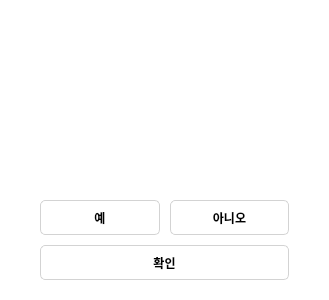
Qt form UI/DialogWarning.ui (song030/CropFairy) before a commit.
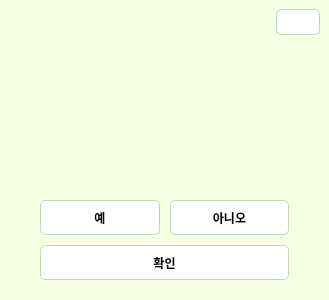
The same form after that commit. Icons and pictures are not drawn.

Patch:
```diff
--- a/UI/DialogWarning.ui
+++ b/UI/DialogWarning.ui
@@ -23,7 +23,16 @@
    <string>Warning</string>
   </property>
   <property name="styleSheet">
-   <string notr="true">background-color:white;</string>
+   <string notr="true">QWidget{
+background-color:rgb(247, 255, 229);
+}
+
+QPushButton{
+background-color:white;
+border:1px solid rgb(196, 215, 178);
+border-radius:5px;
+padding:5px;
+}</string>
   </property>
   <property name="modal">
    <bool>true</bool>
@@ -229,11 +238,7 @@
            </font>
           </property>
           <property name="styleSheet">
-           <string notr="true">QPushButton{
-border:1px solid lightgray;
-border-radius:5px;
-padding:5px;
-}</string>
+           <string notr="true"/>
           </property>
           <property name="text">
            <string>예</string>
@@ -264,9 +269,7 @@
            </font>
           </property>
           <property name="styleSheet">
-           <string notr="true">border:1px solid lightgray;
-border-radius:5px;
-padding:5px;</string>
+           <string notr="true"/>
           </property>
           <property name="text">
            <string>아니오</string>
@@ -300,9 +303,7 @@
         </font>
        </property>
        <property name="styleSheet">
-        <string notr="true">border:1px solid lightgray;
-border-radius:5px;
-padding:5px;</string>
+        <string notr="true"/>
        </property>
        <property name="text">
         <string>확인</string>
```
Left out of the diff: 5 changed lines with no effect on the pictures.
